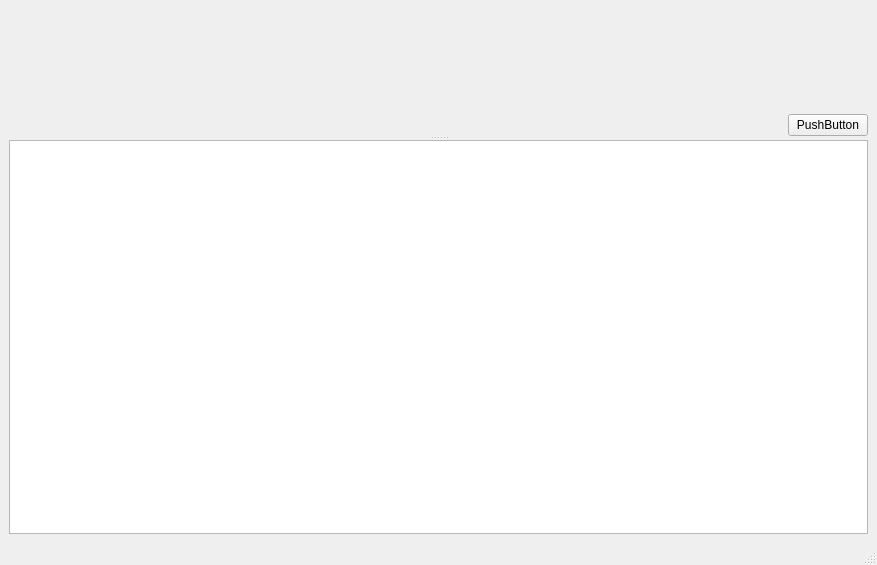
First picture: the form in nanoanalyzer.ui, repository mskubenich/NanoAnalyzer, before the edit.
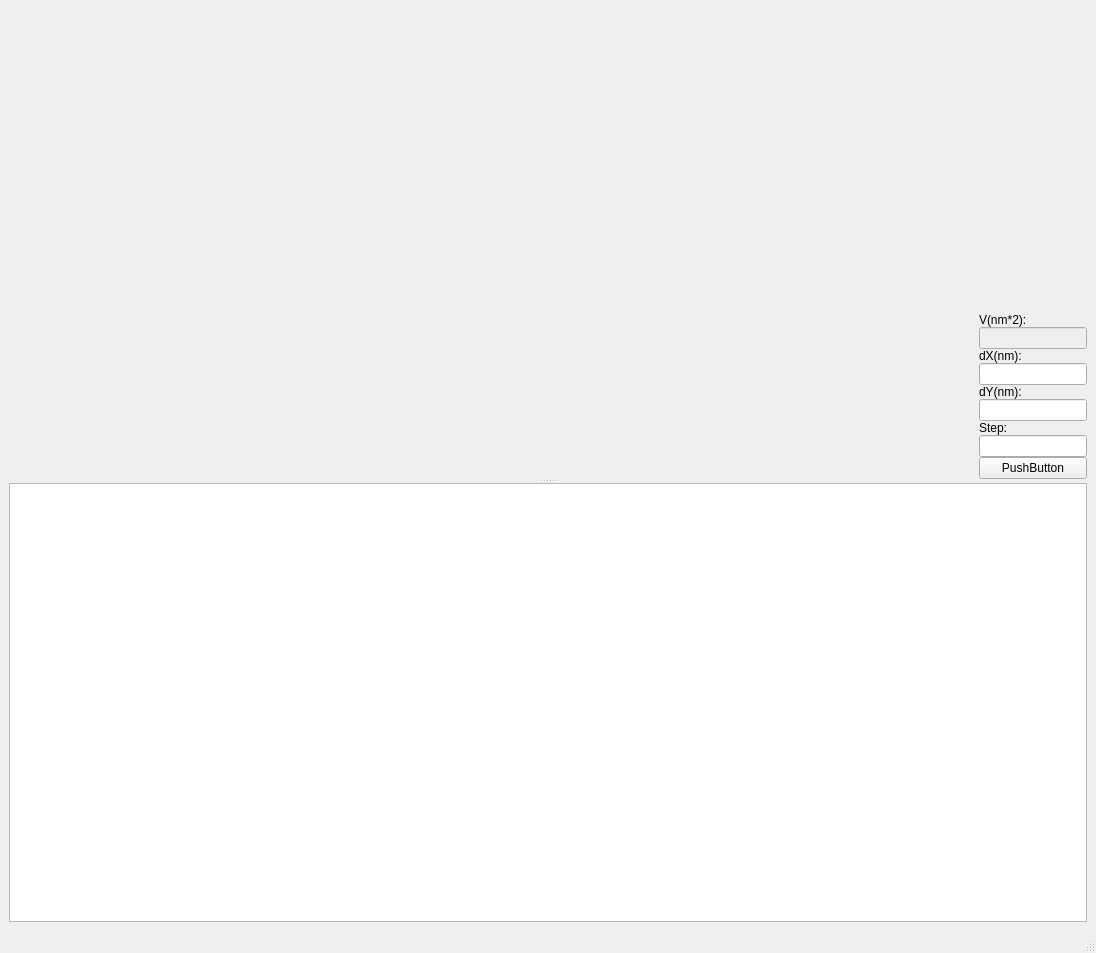
Second picture: the form after the edit. Custom widgets are drawn as their Qt base class.

The edit to the form file:
```diff
--- a/nanoanalyzer.ui
+++ b/nanoanalyzer.ui
@@ -8,8 +8,8 @@
    <rect>
     <x>0</x>
     <y>0</y>
-    <width>877</width>
-    <height>565</height>
+    <width>1096</width>
+    <height>953</height>
    </rect>
   </property>
   <property name="windowTitle" >
@@ -44,6 +44,12 @@
           </item>
           <item>
            <layout class="QVBoxLayout" name="verticalLayout_2" >
+            <property name="leftMargin" >
+             <number>10</number>
+            </property>
+            <property name="rightMargin" >
+             <number>0</number>
+            </property>
             <item>
              <spacer name="verticalSpacer" >
               <property name="orientation" >
@@ -57,6 +63,80 @@
               </property>
              </spacer>
             </item>
+            <item>
+             <widget class="QLabel" name="label_4" >
+              <property name="text" >
+               <string>V(nm*2):</string>
+              </property>
+             </widget>
+            </item>
+            <item>
+             <widget class="QLineEdit" name="v" >
+              <property name="enabled" >
+               <bool>false</bool>
+              </property>
+              <property name="sizePolicy" >
+               <sizepolicy vsizetype="Fixed" hsizetype="Minimum" >
+                <horstretch>0</horstretch>
+                <verstretch>0</verstretch>
+               </sizepolicy>
+              </property>
+             </widget>
+            </item>
+            <item>
+             <widget class="QLabel" name="label_3" >
+              <property name="text" >
+               <string>dX(nm):</string>
+              </property>
+             </widget>
+            </item>
+            <item>
+             <widget class="QLineEdit" name="dy" >
+              <property name="sizePolicy" >
+               <sizepolicy vsizetype="Fixed" hsizetype="Maximum" >
+                <horstretch>0</horstretch>
+                <verstretch>0</verstretch>
+               </sizepolicy>
+              </property>
+             </widget>
+            </item>
+            <item>
+             <widget class="QLabel" name="label_2" >
+              <property name="text" >
+               <string>dY(nm):</string>
+              </property>
+             </widget>
+            </item>
+            <item>
+             <widget class="QLineEdit" name="dx" >
+              <property name="sizePolicy" >
+               <sizepolicy vsizetype="Fixed" hsizetype="Minimum" >
+                <horstretch>0</horstretch>
+                <verstretch>0</verstretch>
+               </sizepolicy>
+              </property>
+             </widget>
+            </item>
+            <item>
+             <widget class="QLabel" name="label" >
+              <property name="text" >
+               <string>Step:</string>
+              </property>
+             </widget>
+            </item>
+            <item>
+             <widget class="QLineEdit" name="rowPointsCount" >
+              <property name="sizePolicy" >
+               <sizepolicy vsizetype="Fixed" hsizetype="Minimum" >
+                <horstretch>0</horstretch>
+                <verstretch>0</verstretch>
+               </sizepolicy>
+              </property>
+              <property name="inputMask" >
+               <string/>
+              </property>
+             </widget>
+            </item>
             <item>
              <widget class="QPushButton" name="startButton" >
               <property name="text" >
```
Left out of the diff: 2 changed lines with no effect on the pictures.
